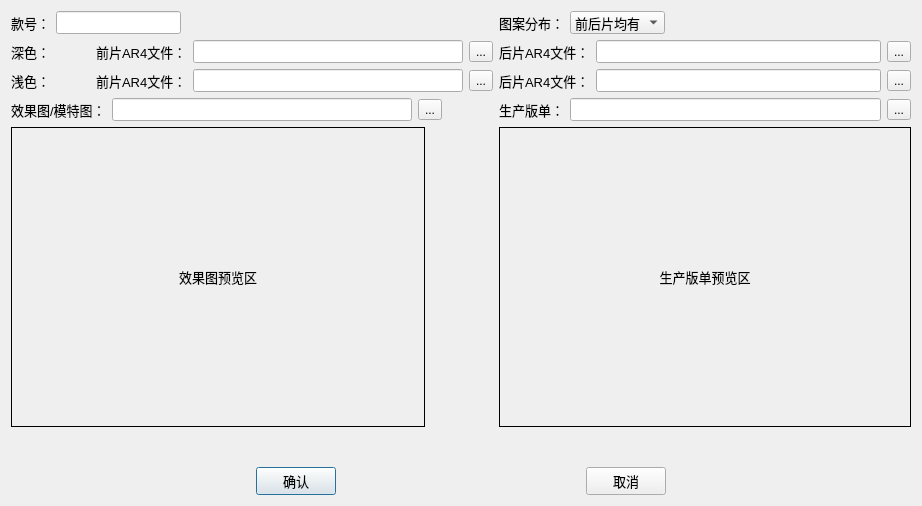
Above: pages/dialog.ui from nizqleo/autoprint before the change. Below: the same form after it.
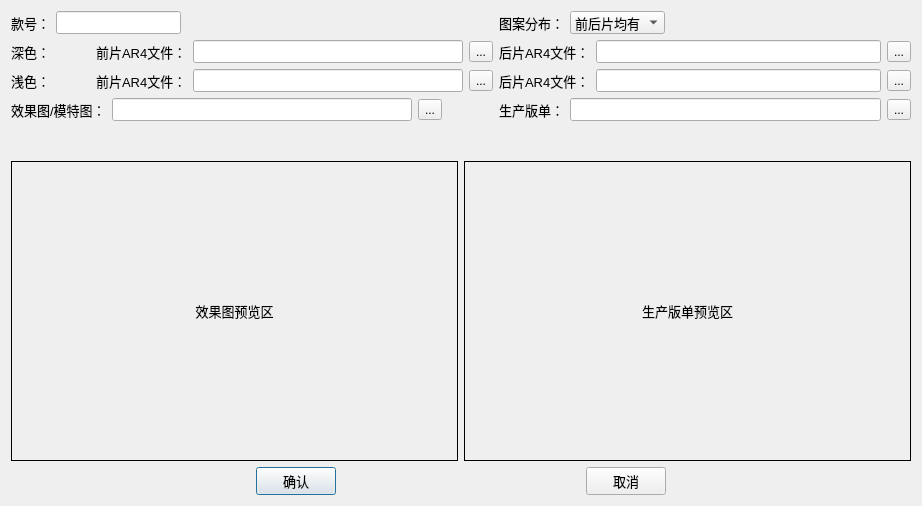
That is the form after the change.

The edit to the form file:
```diff
--- a/pages/dialog.ui
+++ b/pages/dialog.ui
@@ -387,33 +387,6 @@
        </item>
       </layout>
      </item>
-     <item row="5" column="1">
-      <widget class="QLabel" name="Pimage_label">
-       <property name="minimumSize">
-        <size>
-         <width>300</width>
-         <height>300</height>
-        </size>
-       </property>
-       <property name="font">
-        <font>
-         <pointsize>10</pointsize>
-        </font>
-       </property>
-       <property name="frameShape">
-        <enum>QFrame::Box</enum>
-       </property>
-       <property name="text">
-        <string>生产版单预览区</string>
-       </property>
-       <property name="alignment">
-        <set>Qt::AlignCenter</set>
-       </property>
-       <property name="margin">
-        <number>0</number>
-       </property>
-      </widget>
-     </item>
      <item row="1" column="1">
       <layout class="QHBoxLayout" name="horizontalLayout_10">
        <item>
@@ -471,11 +444,15 @@
        </item>
       </layout>
      </item>
-     <item row="5" column="0">
+    </layout>
+   </item>
+   <item>
+    <layout class="QHBoxLayout" name="horizontalLayout_12">
+     <item>
       <widget class="QLabel" name="Mimage_label">
        <property name="minimumSize">
         <size>
-         <width>414</width>
+         <width>300</width>
          <height>300</height>
         </size>
        </property>
@@ -495,6 +472,33 @@
        </property>
       </widget>
      </item>
+     <item>
+      <widget class="QLabel" name="Pimage_label">
+       <property name="minimumSize">
+        <size>
+         <width>300</width>
+         <height>300</height>
+        </size>
+       </property>
+       <property name="font">
+        <font>
+         <pointsize>10</pointsize>
+        </font>
+       </property>
+       <property name="frameShape">
+        <enum>QFrame::Box</enum>
+       </property>
+       <property name="text">
+        <string>生产版单预览区</string>
+       </property>
+       <property name="alignment">
+        <set>Qt::AlignCenter</set>
+       </property>
+       <property name="margin">
+        <number>0</number>
+       </property>
+      </widget>
+     </item>
     </layout>
    </item>
    <item>
```
